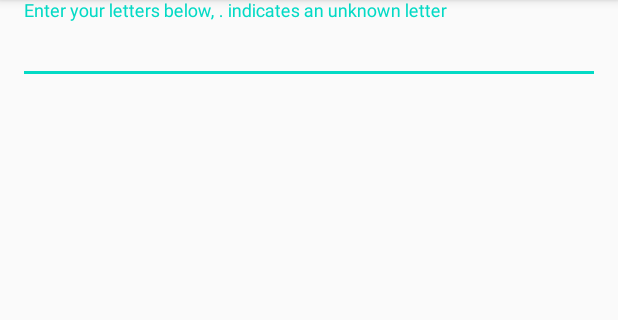
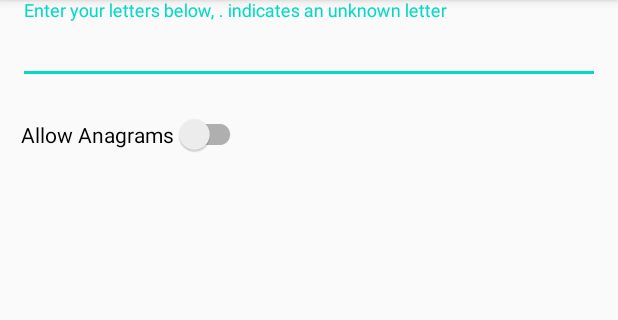
Before and after one commit to johncrawley/CrosswordPuzzleSolver, an Android app: the fragment CrosswordHelperFragment shown on its own in the app's theme, on a phone screen of 412 x 824 dp, the part 84-404 px from its top. Run offline under Robolectric (Android 15) with nearby library versions, the phone set to English and light mode, and no system bars.

Commit message:
Added switch to enable wildcards with anagrams in crossword helper tab.

```diff
--- a/app/src/main/java/com/jcrawley/crosswordpuzzlesolver/fragments/CrosswordHelperFragment.java
+++ b/app/src/main/java/com/jcrawley/crosswordpuzzlesolver/fragments/CrosswordHelperFragment.java
@@ -14,8 +14,10 @@ import android.widget.EditText;
 import android.widget.ListView;
 import android.widget.TextView;
 
+import com.google.android.material.switchmaterial.SwitchMaterial;
 import com.jcrawley.crosswordpuzzlesolver.R;
 import com.jcrawley.crosswordpuzzlesolver.WordSearcher;
+import com.jcrawley.crosswordpuzzlesolver.anagram.AnagramFinder;
 import com.jcrawley.crosswordpuzzlesolver.viewModel.MainViewModel;
 
 import java.util.ArrayList;
@@ -34,9 +36,10 @@ public class CrosswordHelperFragment extends Fragment {
     private List<String> results;
     private WordSearcher wordSearcher;
     private TextView resultsCountTextView;
-    private boolean hasASearchStarted;
+    private boolean hasSearchStarted;
     private View noResultsFoundView;
     private MainViewModel viewModel;
+    private AnagramFinder anagramFinder;
 
     public CrosswordHelperFragment() {
         // Required empty public constructor
@@ -49,6 +52,7 @@ public class CrosswordHelperFragment extends Fragment {
         View parentView = inflater.inflate(R.layout.crossword_helper, container, false);
         viewModel = new ViewModelProvider(requireActivity()).get(MainViewModel.class);
         wordSearcher = new WordSearcher(viewModel);
+        anagramFinder = new AnagramFinder(viewModel, context);
         setupViews(parentView);
         setupList(parentView);
         setupKeyAction(editText);
@@ -59,6 +63,16 @@ public class CrosswordHelperFragment extends Fragment {
     private void setupViews(View parentView){
         editText = parentView.findViewById(R.id.wordInputEditText);
         resultsCountTextView = parentView.findViewById(R.id.crosswordResultsCountTextView);
+        setupSwitch(parentView);
+    }
+
+
+    public void setupSwitch(View parentView){
+        SwitchMaterial switchMaterial = parentView.findViewById(R.id.allowAnagramsSwitch);
+        switchMaterial.setOnCheckedChangeListener((buttonView, isChecked) ->{
+            viewModel.isUsingAnagramsForCrossword = isChecked;
+            previousSearch = "";
+        });
     }
 
 
@@ -81,7 +95,7 @@ public class CrosswordHelperFragment extends Fragment {
                     return false;
                 }
                 imm.hideSoftInputFromWindow(editText.getWindowToken(), 0);
-                if(!hasASearchStarted) {
+                if(!hasSearchStarted) {
                     noResultsFoundView.setVisibility(View.GONE);
                     Executors.newSingleThreadExecutor().submit(this::searchForCrosswordMatches);
                 }
@@ -93,14 +107,14 @@ public class CrosswordHelperFragment extends Fragment {
 
 
     private void searchForCrosswordMatches(){
-        hasASearchStarted = true;
+        hasSearchStarted = true;
         try {
             viewModel.dictionaryLatch.await();
             runSearch();
         }catch (InterruptedException e){
             e.printStackTrace();
         }finally{
-            hasASearchStarted = false;
+            hasSearchStarted = false;
         }
     }
 
@@ -112,7 +126,12 @@ public class CrosswordHelperFragment extends Fragment {
         }
         previousSearch = inputText;
         results.clear();
-        results.addAll(wordSearcher.searchFor(inputText));
+        if(viewModel.isUsingAnagramsForCrossword){
+            results.addAll(anagramFinder.getWordsMatching(inputText));
+        }
+        else{
+            results.addAll(wordSearcher.searchFor(inputText));
+        }
         Handler handler = new Handler(Looper.getMainLooper());
         handler.post(()-> {
             arrayAdapter.notifyDataSetChanged();
--- a/app/src/main/java/com/jcrawley/crosswordpuzzlesolver/fragments/FindWordsFragment.java
+++ b/app/src/main/java/com/jcrawley/crosswordpuzzlesolver/fragments/FindWordsFragment.java
@@ -93,8 +93,7 @@ public class FindWordsFragment extends Fragment {
         }
         previousSearch = inputText;
         results.clear();
-       // results.addAll(anagramFinder.getWordsFrom(inputText));
-        results.addAll(anagramFinder.getWordsMatching(inputText));
+        results.addAll(anagramFinder.getWordsFrom(inputText));
         arrayAdapter.notifyDataSetChanged();
         setResultsText();
     }
--- a/app/src/main/java/com/jcrawley/crosswordpuzzlesolver/viewModel/MainViewModel.java
+++ b/app/src/main/java/com/jcrawley/crosswordpuzzlesolver/viewModel/MainViewModel.java
@@ -19,5 +19,6 @@ public class MainViewModel extends ViewModel {
     public String wordsStr;
     public DictionaryTrie dictionaryTrie;
     public CountDownLatch dictionaryLatch;
+    public boolean isUsingAnagramsForCrossword;
 
 }
--- a/app/src/main/res/layout/crossword_helper.xml
+++ b/app/src/main/res/layout/crossword_helper.xml
@@ -27,6 +27,25 @@
 
     </com.google.android.material.textfield.TextInputLayout>
 
+    <LinearLayout
+        android:id="@+id/anagramsSwitchLayout"
+        android:layout_width="wrap_content"
+        android:layout_height="wrap_content"
+        android:paddingHorizontal="2dp"
+        android:layout_marginTop="0dp"
+        android:layout_marginBottom="8dp"
+        tools:ignore="UselessParent">
+
+    <com.google.android.material.switchmaterial.SwitchMaterial
+        android:id="@+id/allowAnagramsSwitch"
+        android:layout_width="wrap_content"
+        android:layout_height="match_parent"
+        android:checked="false"
+        android:gravity="center_vertical"
+        android:paddingHorizontal="@dimen/switch_padding_horizontal"
+        android:paddingVertical="@dimen/switch_padding_vertical"
+        android:text="@string/allow_anagrams_switch_label" />
+    </LinearLayout>
 
     <TextView
         android:id="@+id/crosswordResultsCountTextView"
--- a/app/src/main/res/values/dimen.xml
+++ b/app/src/main/res/values/dimen.xml
@@ -14,5 +14,7 @@
     <dimen name="loading_text_size">48sp</dimen>
     <dimen name="no_results_found_text_size">32sp</dimen>
     <dimen name="input_text_margin_horizontal">12dp</dimen>
+    <dimen name="switch_padding_horizontal">12dp</dimen>
+    <dimen name="switch_padding_vertical">12dp</dimen>
 
 </resources>
--- a/app/src/main/res/values/strings.xml
+++ b/app/src/main/res/values/strings.xml
@@ -12,5 +12,6 @@
     <string name="results_found_text">%1$d results found</string>
     <string name="one_result_found_text">1 result found</string>
     <string name="no_result_found_text">No results found</string>
+    <string name="allow_anagrams_switch_label">Allow Anagrams</string>
     <string name="loading_text">Loading</string>
 </resources>
```
